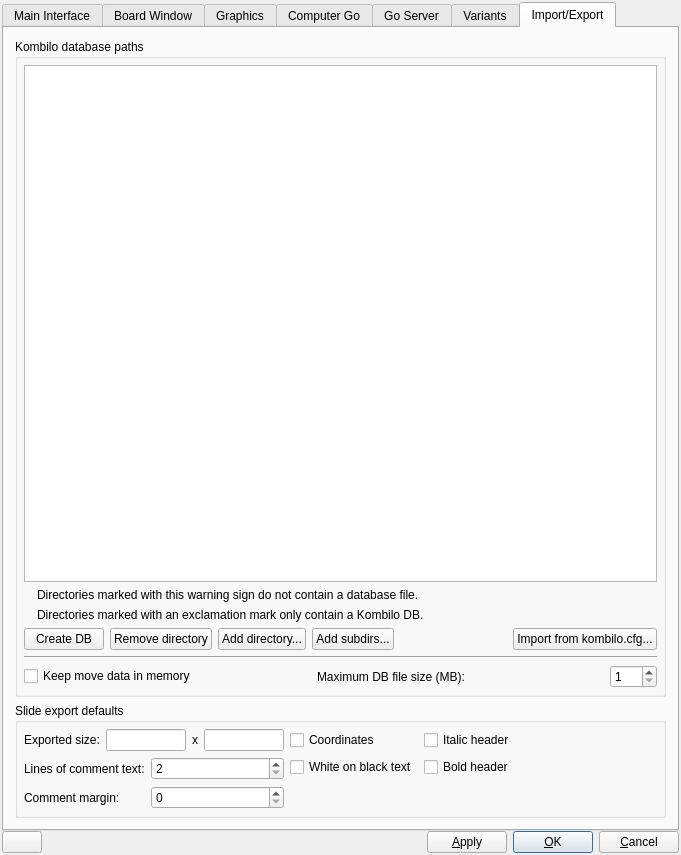
bernds/q5Go, file src/preferences_gui.ui: the form before one commit.
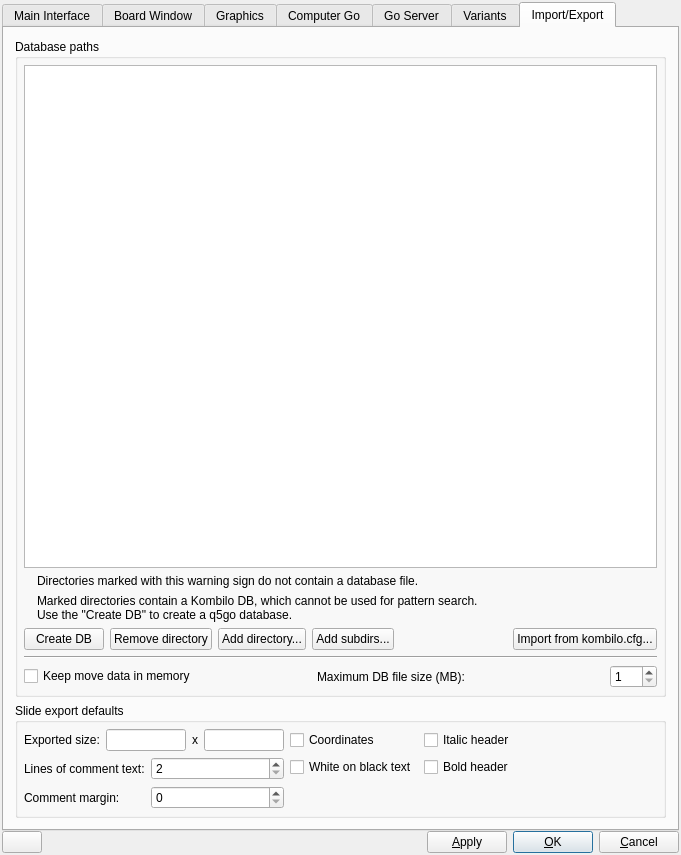
The form after the commit. The open tabs and pages were chosen to show the change. Icons and pictures are not drawn. Custom widgets are drawn as their Qt base class.

Commit message:
Disable pattern search for Kombilo-only databases
Sadly, this seems like the best option to prevent odd issues for people.
Creating q5go.db files is a simple matter of selecting all directories in the
preferences and clicking "Create DB" once, so it shouldn't be too onerous.

Patch:
```diff
--- a/src/preferences_gui.ui
+++ b/src/preferences_gui.ui
@@ -4898,7 +4898,7 @@
           </sizepolicy>
          </property>
          <property name="title">
-          <string>Kombilo database paths</string>
+          <string>Database paths</string>
          </property>
          <layout class="QGridLayout" name="gridLayout_4">
           <property name="leftMargin">
@@ -5141,7 +5141,8 @@
              <item>
               <widget class="QLabel" name="label_37">
                <property name="text">
-                <string>Directories marked with an exclamation mark only contain a Kombilo DB.</string>
+                 <string>Marked directories contain a Kombilo DB, which cannot be used for pattern search.
+Use the "Create DB" to create a q5go database.</string>
                </property>
               </widget>
              </item>
```
Left out of the diff: 2 changed lines with no effect on the pictures. The commit also changes 4 other files.
